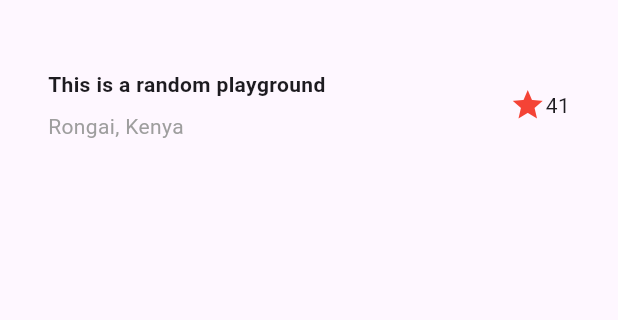
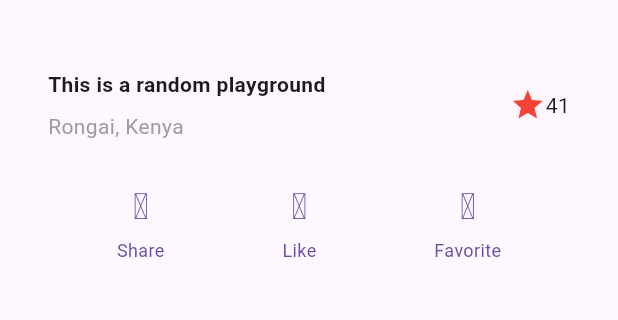
Before and after one commit to Nathami-n/flutter, a Flutter app: the screen it shows after launch, on a phone screen of 412 x 824 dp, the part 63-383 px from its top. Run offline on Flutter 3.47's test engine with Material 3 defaults, Android fonts, the phone set to English and light mode, and no system bars.

Commit message:
add: the buttons

```diff
--- a/nate/lib/main.dart
+++ b/nate/lib/main.dart
@@ -18,11 +18,13 @@
             body: const SingleChildScrollView(
               child: Column(
                 children: [
-                TitleSection(
-                  name: "This is a random playground",
-                  location: "Rongai, Kenya",
-                )
-              ]),
+                  TitleSection(
+                    name: "This is a random playground",
+                    location: "Rongai, Kenya",
+                  ),
+                  ButtonSection(),
+                ],
+              ),
             )));
   }
 }
@@ -69,3 +71,49 @@
     );
   }
 }
+
+class ButtonSection extends StatelessWidget {
+  const ButtonSection({super.key});
+
+  @override
+  Widget build(BuildContext context) {
+    final Color color = Theme.of(context).primaryColor;
+    return Row(mainAxisAlignment: MainAxisAlignment.spaceEvenly, children: [
+      ButtonWithText(color: color, icon: const IconData(1), label: "Share"),
+      ButtonWithText(color: color, icon: const IconData(1), label: "Like"),
+      ButtonWithText(color: color, icon: const IconData(1), label: "Favorite")
+    ]);
+  }
+}
+
+class ButtonWithText extends StatelessWidget {
+  const ButtonWithText(
+      {super.key,
+      required this.color,
+      required this.icon,
+      required this.label});
+
+  final Color color;
+  final IconData icon;
+  final String label;
+
+  @override
+  Widget build(BuildContext context) {
+    return Column(
+      mainAxisSize: MainAxisSize.min,
+      mainAxisAlignment: MainAxisAlignment.center,
+      children: [
+        Icon(icon, color: color),
+        Padding(
+          padding: const EdgeInsets.only(top: 8),
+          child: Text(label,
+              style: TextStyle(
+                fontSize: 12,
+                fontWeight: FontWeight.w400,
+                color: color,
+              )),
+        )
+      ],
+    );
+  }
+}
```
